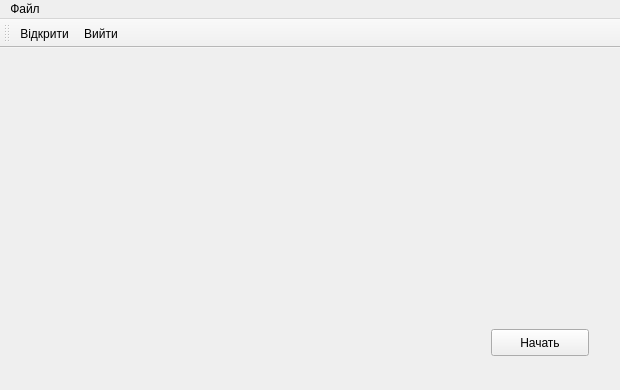
First picture: the form in mainwindow.ui, repository Angelys/KnowledgeTest, before the edit.
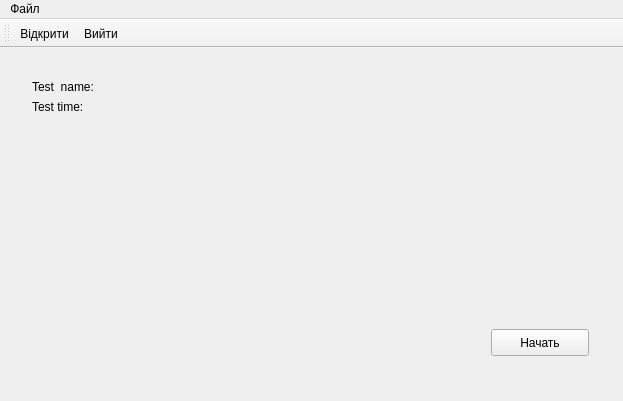
Second picture: the form after the edit. The open tabs and pages were chosen to show the change. Icons and pictures are not drawn.

The edit to the form file:
```diff
--- a/mainwindow.ui
+++ b/mainwindow.ui
@@ -6,8 +6,8 @@
    <rect>
     <x>0</x>
     <y>0</y>
-    <width>620</width>
-    <height>390</height>
+    <width>623</width>
+    <height>401</height>
    </rect>
   </property>
   <property name="windowTitle">
@@ -15,38 +15,12 @@
   </property>
   <widget class="QWidget" name="centralWidget">
    <layout class="QGridLayout" name="gridLayout">
-    <item row="0" column="1">
+    <item row="0" column="0">
      <widget class="QStackedWidget" name="stackedWidget">
       <property name="currentIndex">
        <number>0</number>
       </property>
       <widget class="QWidget" name="start_page">
-       <widget class="QLabel" name="test_name">
-        <property name="geometry">
-         <rect>
-          <x>10</x>
-          <y>10</y>
-          <width>191</width>
-          <height>41</height>
-         </rect>
-        </property>
-        <property name="text">
-         <string/>
-        </property>
-       </widget>
-       <widget class="QLabel" name="test_time">
-        <property name="geometry">
-         <rect>
-          <x>10</x>
-          <y>70</y>
-          <width>191</width>
-          <height>51</height>
-         </rect>
-        </property>
-        <property name="text">
-         <string/>
-        </property>
-       </widget>
        <widget class="QPushButton" name="start">
         <property name="geometry">
          <rect>
@@ -60,6 +34,49 @@
          <string>Начать</string>
         </property>
        </widget>
+       <widget class="QWidget" name="formLayoutWidget">
+        <property name="geometry">
+         <rect>
+          <x>10</x>
+          <y>10</y>
+          <width>431</width>
+          <height>151</height>
+         </rect>
+        </property>
+        <layout class="QFormLayout" name="formLayout">
+         <property name="fieldGrowthPolicy">
+          <enum>QFormLayout::AllNonFixedFieldsGrow</enum>
+         </property>
+         <item row="0" column="0">
+          <widget class="QLabel" name="label">
+           <property name="text">
+            <string>Test  name:</string>
+           </property>
+          </widget>
+         </item>
+         <item row="0" column="1">
+          <widget class="QLabel" name="test_name">
+           <property name="text">
+            <string/>
+           </property>
+          </widget>
+         </item>
+         <item row="1" column="0">
+          <widget class="QLabel" name="label_2">
+           <property name="text">
+            <string>Test time:</string>
+           </property>
+          </widget>
+         </item>
+         <item row="1" column="1">
+          <widget class="QLabel" name="test_time">
+           <property name="text">
+            <string/>
+           </property>
+          </widget>
+         </item>
+        </layout>
+       </widget>
       </widget>
       <widget class="QWidget" name="test_page">
        <widget class="QLabel" name="question">
@@ -177,8 +194,8 @@
     <rect>
      <x>0</x>
      <y>0</y>
-     <width>620</width>
-     <height>27</height>
+     <width>623</width>
+     <height>25</height>
     </rect>
    </property>
    <widget class="QMenu" name="menu">
```
Left out of the diff: 14 changed lines with no effect on the pictures.
